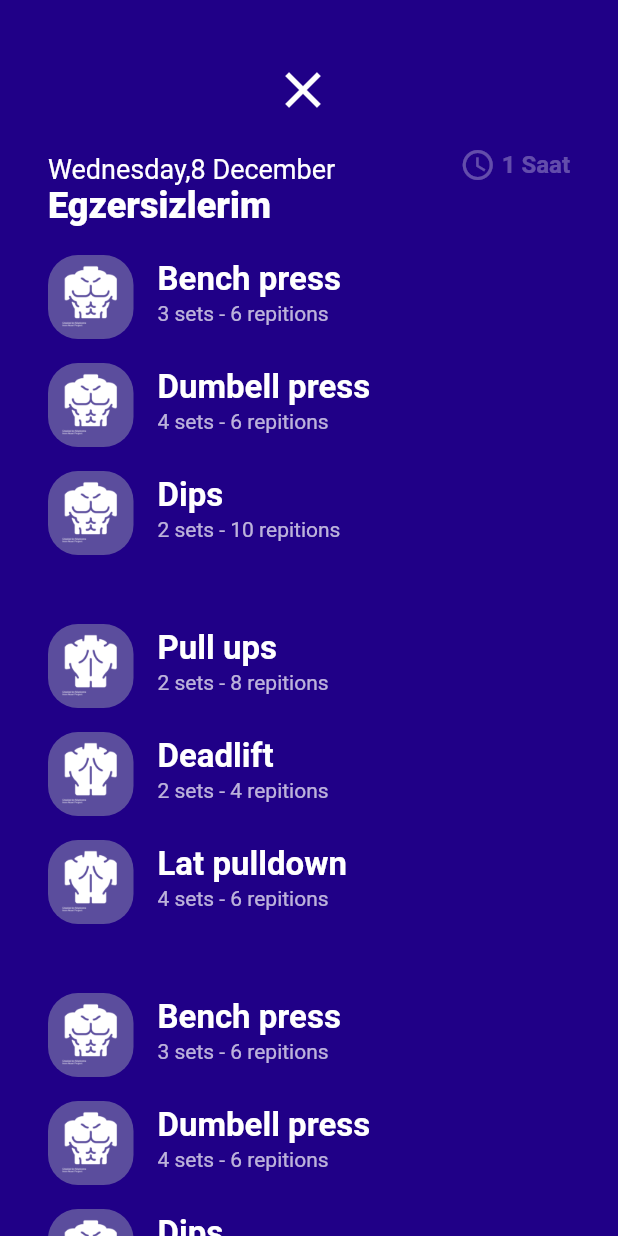
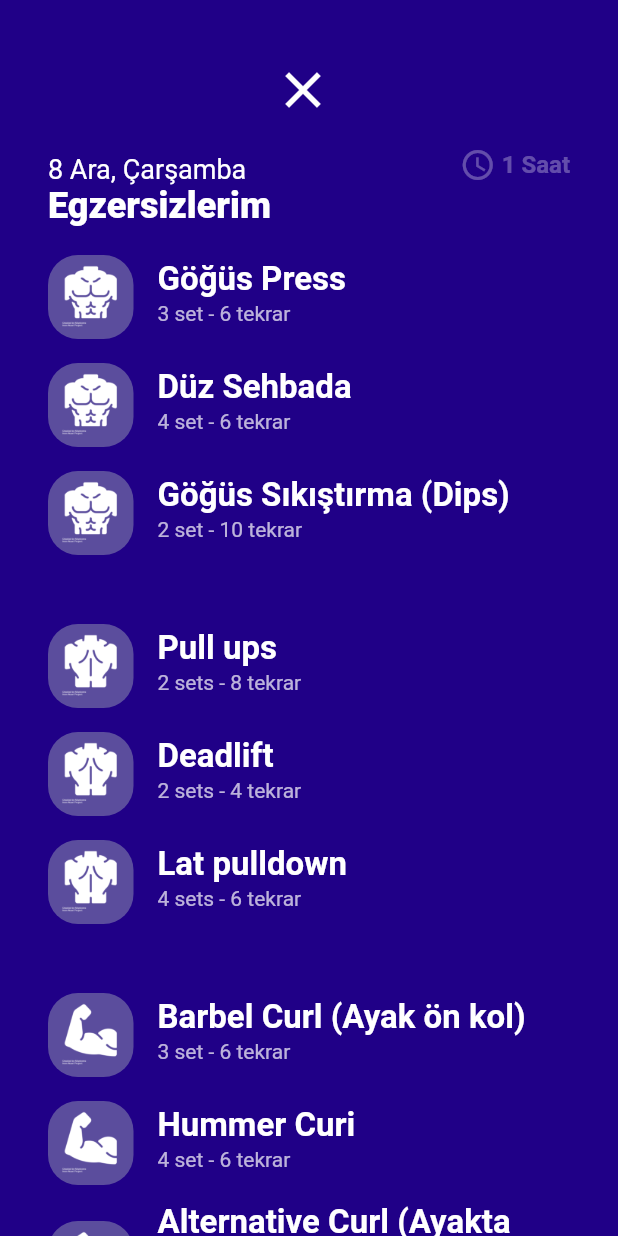
Before and after one commit to xwork1/spor_salonu, a Flutter app: the HomeScreen screen opened by its route, after a tap on "EGZERSİZLERİM", on a phone screen of 412 x 824 dp. Run offline on Flutter 3.47's test engine with Material 2 defaults, Android fonts, the light colour scheme and no system bars; our stand-ins replace pedometer, percent_indicator, salomon_bottom_bar.

Commit message:
yeni_update

```diff
--- a/spor_salonu/lib/bodylist/body_item.dart
+++ /dev/null
@@ -1,131 +0,0 @@
-import 'package:flutter/material.dart';
-import 'package:intl/date_symbol_data_local.dart';
-import 'package:spor_salonu/data/strings.dart';
-import 'package:spor_salonu/model/egzersiz.dart';
-import 'package:spor_salonu/view/training_list.dart';
-import 'package:spor_salonu/view/profile_page.dart';
-class FirstPage extends StatefulWidget {
-  const FirstPage({Key? key}) : super(key: key);
-  @override
-  State<FirstPage> createState() => _FirstPageState();
-}
-
-List<dynamic> datalist = [
-  ['Göğüs', 'gogus.png', 'Pazartesi'],
-  ['Omuz', 'omuz.png', 'Salı'],
-  ['Sırt-Kanat', 'sirt.png', 'Çarşamba'],
-  ['Üst (önkol)', 'biceps.png', 'Perşembe'],
-  ['Bacak', 'bacak.png', 'Cuma'],
-  ['ABS', 'karin.png', 'Cumartesi'],
-];
-
-class _FirstPageState extends State<FirstPage> {
-  @override
-  Widget build(BuildContext context) {
-    final today = DateTime.now();
-    final height = MediaQuery.of(context).size.height;
-    initializeDateFormatting('tr_TR');
-    // ignore: unused_local_variable
-    var myTextStyle = Theme.of(context).textTheme;
-    // ignore: unused_local_variable
-    Size size = MediaQuery.of(context).size;
-    return SafeArea(
-      child: Scaffold(
-        backgroundColor: const Color(0xff0E1117),
-        body: CustomScrollView(
-          slivers: [
-
-            SliverFillRemaining(
-              child: Container(
-                padding: const EdgeInsets.only(bottom: 350,left: 20, right: 20, top: 30),
-                child: Column(
-                  children: [
-                    const SizedBox(
-                      height: 20,
-                    ),
-                    Expanded(
-                      child: GestureDetector(
-                        onTap: () {
-                          Navigator.of(context).push(
-                            MaterialPageRoute(
-                              builder: (context) => const WorkoutScreen(),
-                            ),
-                          );
-                        },
-                        child: Container(
-                          margin: const EdgeInsets.only(
-                              bottom: 5, left: 32, right: 32),
-                          decoration: const BoxDecoration(
-                            borderRadius: BorderRadius.all(Radius.circular(30)),
-                            gradient: LinearGradient(colors: [
-                              Color(0xff161B22),
-                              Color(0xff161B22),
-                            ]),
-                          ),
-                          child: Column(
-                            children: <Widget>[
-                              const SizedBox(height: 20),
-                              const Text(
-                                "EGZERSİZLERİM",
-                                style: TextStyle(
-                                    color: Colors.white, fontSize: 20),
-                              ),
-                              Expanded(
-                                child: Row(
-                                  children: <Widget>[
-                                    Container(
-                                      decoration: const BoxDecoration(
-                                          color: Color(0xFF5B4D9D),
-                                          borderRadius: BorderRadius.all(
-                                              Radius.circular(25))),
-                                      padding: const EdgeInsets.all(5),
-                                      child: Image.asset("images/chest.png",
-                                          width: 50,
-                                          height: 50,
-                                          color: Colors.white),
-                                    ),
-                                    const SizedBox(
-                                      width: 10,
-                                    ),
-                                    Container(
-                                      decoration: const BoxDecoration(
-                                          color: Color(0xFF5B4D9D),
-                                          borderRadius: BorderRadius.all(
-                                              Radius.circular(25))),
-                                      padding: const EdgeInsets.all(5),
-                                      child: Image.asset("images/back.png",
-                                          color: Colors.white,
-                                          width: 50,
-                                          height: 50),
-                                    ),
-                                    const SizedBox(width: 10),
-                                    Container(
-                                      decoration: const BoxDecoration(
-                                          color: Color(0xFF5B4D9D),
-                                          borderRadius: BorderRadius.all(
-                                              Radius.circular(25))),
-                                      padding: const EdgeInsets.all(5),
-                                      child: Image.asset("images/bicepss.png",
-                                          color: Colors.white,
-                                          width: 50,
-                                          height: 50),
-                                    ),
-                                    const SizedBox(width: 10),
-                                  ],
-                                ),
-                              ),
-                            ],
-                          ),
-                        ),
-                      ),
-                    ),
-                  ],
-                ),
-              ),
-            )
-          ],
-        ),
-      ),
-    );
-  }
-}
--- a/spor_salonu/lib/model/work_out.dart
+++ b/spor_salonu/lib/model/work_out.dart
@@ -8,69 +8,69 @@
   [
     UpperBodyWorkout(
       imagePath: "images/chest.png",
-      name: "Bench press",
-      instruction: "3 sets - 6 repitions",
+      name: "Göğüs Press",
+      instruction: "3 set - 6 tekrar",
     ),
     UpperBodyWorkout(
       imagePath: "images/chest.png",
-      name: "Dumbell press",
-      instruction: "4 sets - 6 repitions",
+      name: "Düz Sehbada",
+      instruction: "4 set - 6 tekrar",
     ),
     UpperBodyWorkout(
       imagePath: "images/chest.png",
-      name: "Dips",
-      instruction: "2 sets - 10 repitions",
+      name: "Göğüs Sıkıştırma (Dips)",
+      instruction: "2 set - 10 tekrar",
     ),
   ],
   [
     UpperBodyWorkout(
       imagePath: "images/back.png",
       name: "Pull ups",
-      instruction: "2 sets - 8 repitions",
+      instruction: "2 sets - 8 tekrar",
     ),
     UpperBodyWorkout(
       imagePath: "images/back.png",
       name: "Deadlift",
-      instruction: "2 sets - 4 repitions",
+      instruction: "2 sets - 4 tekrar",
     ),
     UpperBodyWorkout(
       imagePath: "images/back.png",
       name: "Lat pulldown",
-      instruction: "4 sets - 6 repitions",
+      instruction: "4 sets - 6 tekrar",
     ),
   ],
   [
     UpperBodyWorkout(
-      imagePath: "images/chest.png",
-      name: "Bench press",
-      instruction: "3 sets - 6 repitions",
+      imagePath: "images/bicepss.png",
+      name: "Barbel Curl (Ayak ön kol)",
+      instruction: "3 set - 6 tekrar",
     ),
     UpperBodyWorkout(
-      imagePath: "images/chest.png",
-      name: "Dumbell press",
-      instruction: "4 sets - 6 repitions",
+      imagePath: "images/bicepss.png",
+      name: "Hummer Curi",
+      instruction: "4 set - 6 tekrar",
     ),
     UpperBodyWorkout(
-      imagePath: "images/chest.png",
-      name: "Dips",
-      instruction: "2 sets - 10 repitions",
+      imagePath: "images/bicepss.png",
+      name: "Alternative Curl (Ayakta Tek Tek)",
+      instruction: "2 set - 10 tekrar",
     ),
   ],
   [
     UpperBodyWorkout(
       imagePath: "images/back.png",
       name: "Pull ups",
-      instruction: "2 sets - 8 repitions",
+      instruction: "2 set - 8 tekrar",
     ),
     UpperBodyWorkout(
       imagePath: "images/back.png",
       name: "Deadlift",
-      instruction: "2 sets - 4 repitions",
+      instruction: "2 set - 4 tekrar",
     ),
     UpperBodyWorkout(
       imagePath: "images/back.png",
       name: "Lat pulldown",
-      instruction: "4 sets - 6 repitions",
+      instruction: "4 set - 6 tekrar",
     ),
   ],
 ];
--- a/spor_salonu/lib/nav_bar.dart
+++ b/spor_salonu/lib/nav_bar.dart
@@ -1,23 +1,25 @@
 import 'package:flutter/material.dart';
-import 'package:spor_salonu/bodylist/body_item.dart';
-import 'package:spor_salonu/view/profile_page.dart';
+import 'package:spor_salonu/screen/home_screen.dart';
+import 'package:spor_salonu/screen/profile_page.dart';
 import 'package:salomon_bottom_bar/salomon_bottom_bar.dart';
-import 'package:spor_salonu/view/test.dart';
-import 'package:spor_salonu/view/training_list.dart';
+import 'package:spor_salonu/test/test.dart';
+import 'package:spor_salonu/test/testprofpage.dart';
+import 'package:spor_salonu/screen/work_out.dart';
 
 class HomeScreen extends StatefulWidget {
-  const HomeScreen({ Key? key }) : super(key: key);
+  const HomeScreen({Key? key}) : super(key: key);
 
   @override
   _HomeScreenState createState() => _HomeScreenState();
 }
+
 class _HomeScreenState extends State<HomeScreen> {
   int _pageIndex = 0;
-  List<Widget> pageList = <Widget> [
+  List<Widget> pageList = <Widget>[
     const FirstPage(),
     const WorkoutScreen(),
-    const Test(),
-    const ProfilPage(),
+    const Pedometre(),
+    const ProfileScreen(),
   ];
 
   @override
@@ -25,13 +27,13 @@
     return SafeArea(
       child: Scaffold(
         body: pageList[_pageIndex],
-        backgroundColor: Colors.blueGrey,
+        backgroundColor: Colors.white,
         bottomNavigationBar: SalomonBottomBar(
-
           currentIndex: _pageIndex,
-        selectedItemColor: Colors.white,
+          selectedItemColor: Colors.black,
           unselectedItemColor: Colors.black,
-        margin: const EdgeInsets.only(bottom: 5, top: 10, right: 20, left: 20),
+          margin:
+              const EdgeInsets.only(bottom: 5, top: 10, right: 20, left: 20),
           onTap: (index) {
             setState(() {
               _pageIndex = index;
@@ -41,24 +43,21 @@
             SalomonBottomBarItem(
               icon: const Icon(Icons.home),
               title: const Text("Anasayfa"),
-            selectedColor: Colors.redAccent
             ),
             SalomonBottomBarItem(
               icon: const Icon(Icons.explore_outlined),
               title: const Text("Egzersiz"),
-            selectedColor: Colors.redAccent
             ),
             SalomonBottomBarItem(
               icon: const Icon(Icons.data_usage),
               title: const Text("İstatistik"),
-            selectedColor: Colors.redAccent
             ),
             SalomonBottomBarItem(
               icon: const Icon(Icons.person),
               title: const Text("Profil"),
-            selectedColor: Colors.redAccent
             )
-        ],),
+          ],
+        ),
       ),
     );
   }
--- a/spor_salonu/lib/route_genarator.dart
+++ b/spor_salonu/lib/route_genarator.dart
@@ -1,6 +1,6 @@
 import 'package:flutter/material.dart';
 import 'package:spor_salonu/nav_bar.dart';
-import 'package:spor_salonu/view/loginscreen.dart';
+import 'package:spor_salonu/screen/loginscreen.dart';
 
 class RouteGenarator {
   static Route<dynamic>? routeGenarator(RouteSettings settings) {
--- /dev/null
+++ b/spor_salonu/lib/screen/home_screen.dart
@@ -0,0 +1,133 @@
+import 'package:flutter/material.dart';
+import 'package:intl/date_symbol_data_local.dart';
+import 'package:spor_salonu/screen/profile_page.dart';
+import 'package:spor_salonu/screen/work_out.dart';
+
+class FirstPage extends StatefulWidget {
+  const FirstPage({Key? key}) : super(key: key);
+  @override
+  State<FirstPage> createState() => _FirstPageState();
+}
+
+class _FirstPageState extends State<FirstPage> {
+  @override
+  Widget build(BuildContext context) {
+    // ignore: unused_local_variable
+    final today = DateTime.now();
+    // ignore: unused_local_variable
+    final height = MediaQuery.of(context).size.height;
+    initializeDateFormatting('tr_TR');
+    // ignore: unused_local_variable
+    var myTextStyle = Theme.of(context).textTheme;
+    // ignore: unused_local_variable
+    Size size = MediaQuery.of(context).size;
+    return Scaffold(
+      backgroundColor: const Color(0xFFE9E9E9),
+      body: Stack(
+        children: <Widget>[
+          Positioned(
+              top: 0,
+              height: height * 0.45,
+              left: 0,
+              right: 0,
+              child: getProfiles(
+                today: today,
+              )),
+          Positioned(
+              top: 300,
+              height: height * 0.20,
+              left: 0,
+              right: 0,
+              child: Container(
+
+              )),
+          Container(
+            padding: const EdgeInsets.only(left: 0, right: 0, top: 400),
+            child: Column(
+              children: [
+                const SizedBox(
+                  height: 20,
+                ),
+                Expanded(
+                  child: GestureDetector(
+                    onTap: () {
+                      Navigator.of(context).push(
+                        MaterialPageRoute(
+                          builder: (context) => const WorkoutScreen(),
+                        ),
+                      );
+                    },
+                    child: Container(
+                      margin:
+                          const EdgeInsets.only(bottom: 5, left: 32, right: 32),
+                      decoration: const BoxDecoration(
+                        borderRadius: BorderRadius.all(Radius.circular(30)),
+                        gradient: LinearGradient(colors: [
+                          Color(0xFF200087),
+                          Color(0xFF200087),
+                        ]),
+                      ),
+                      child: Column(
+                        children: <Widget>[
+                          const SizedBox(height: 20),
+                          const Text(
+                            "EGZERSİZLERİM",
+                            style: TextStyle(color: Colors.white, fontSize: 20),
+                          ),
+                          Expanded(
+                            child: Row(
+                              children: <Widget>[
+                                Container(
+                                  decoration: const BoxDecoration(
+                                      color: Color(0xFF5B4D9D),
+                                      borderRadius: BorderRadius.all(
+                                          Radius.circular(25))),
+                                  padding: const EdgeInsets.all(5),
+                                  child: Image.asset("images/chest.png",
+                                      width: 50,
+                                      height: 50,
+                                      color: Colors.white),
+                                ),
+                                const SizedBox(
+                                  width: 10,
+                                ),
+                                Container(
+                                  decoration: const BoxDecoration(
+                                      color: Color(0xFF5B4D9D),
+                                      borderRadius: BorderRadius.all(
+                                          Radius.circular(25))),
+                                  padding: const EdgeInsets.all(5),
+                                  child: Image.asset("images/back.png",
+                                      color: Colors.white,
+                                      width: 50,
+                                      height: 50),
+                                ),
+                                const SizedBox(width: 10),
+                                Container(
+                                  decoration: const BoxDecoration(
+                                      color: Color(0xFF5B4D9D),
+                                      borderRadius: BorderRadius.all(
+                                          Radius.circular(25))),
+                                  padding: const EdgeInsets.all(5),
+                                  child: Image.asset("images/bicepss.png",
+                                      color: Colors.white,
+                                      width: 50,
+                                      height: 50),
+                                ),
+                                const SizedBox(width: 10),
+                              ],
+                            ),
+                          ),
+                        ],
+                      ),
+                    ),
+                  ),
+                ),
+              ],
+            ),
+          ),
+        ],
+      ),
+    );
+  }
+}
--- a/spor_salonu/lib/view/loginscreen.dart
+++ b/spor_salonu/lib/screen/loginscreen.dart
@@ -1,5 +1,5 @@
 import 'package:flutter/material.dart';
-import 'package:spor_salonu/view/register.dart';
+import 'package:spor_salonu/screen/register.dart';
 
 class LoginPage extends StatefulWidget {
   const LoginPage({Key? key}) : super(key: key);
--- /dev/null
+++ b/spor_salonu/lib/screen/profile_page.dart
@@ -0,0 +1,248 @@
+import 'package:flutter/material.dart';
+import 'package:intl/intl.dart';
+import 'package:pedometer/pedometer.dart';
+import 'package:percent_indicator/circular_percent_indicator.dart';
+import 'package:percent_indicator/linear_percent_indicator.dart';
+import 'package:vector_math/vector_math_64.dart' as math;
+
+class ProfilPage extends StatefulWidget {
+  const ProfilPage({Key? key}) : super(key: key);
+
+  @override
+  State<ProfilPage> createState() => _ProfilPageState();
+}
+
+class _ProfilPageState extends State<ProfilPage> {
+  @override
+  Widget build(BuildContext context) {
+    final height = MediaQuery.of(context).size.height;
+    final width = MediaQuery.of(context).size.width;
+    final today = DateTime.now();
+    return Scaffold(
+      backgroundColor: const Color(0xFFE9E9E9),
+      body: Stack(
+        children: <Widget>[
+          Positioned(
+            top: 0,
+            height: height * 0.45,
+            left: 0,
+            right: 0,
+            child: getProfiles(today: today),
+          ),
+        ],
+      ),
+    );
+  }
+}
+
+// ignore: camel_case_types
+class getProfiles extends StatefulWidget {
+  const getProfiles({Key? key, required this.today}) : super(key: key);
+
+  final DateTime today;
+
+  @override
+  State<getProfiles> createState() => _getProfilesState();
+
+}
+
+class _getProfilesState extends State<getProfiles> {
+
+  @override
+  Widget build(BuildContext context) {
+
+    final width = MediaQuery.of(context).size.width;
+    return ClipRRect(
+      borderRadius: const BorderRadius.vertical(
+        bottom: Radius.circular(40),
+      ),
+      child: Container(
+        color: Colors.white,
+        padding:
+            const EdgeInsets.only(top: 50, left: 32, right: 16, bottom: 10),
+        child: Column(
+          children: <Widget>[
+            ListTile(
+              title: const Text(
+                "Merhaba, Users",
+                style: TextStyle(
+                  color: Colors.black,
+                  fontWeight: FontWeight.w800,
+                  fontSize: 26,
+                ),
+              ),
+              subtitle: Text(
+                "${DateFormat.MMMd('tr_TR').format(widget.today)}, ${DateFormat.EEEE('tr_TR').format(widget.today)}",
+                style: const TextStyle(color: Colors.black),
+              ),
+              trailing: const Icon(
+                Icons.person,
+                size: 60,
+                color: Colors.black,
+              ), //image eklersen consttan çıkar
+            ),
+            const SizedBox(
+              height: 10,
+            ),
+            Row(
+              children: <Widget>[
+                _RadialProgress(
+                  width: width * 0.4,
+                  height: width * 0.4,
+                  progress: 0.7,
+                ),
+                const SizedBox(
+                  width: 10,
+                ),
+                Column(
+                  mainAxisAlignment: MainAxisAlignment.spaceBetween,
+                  mainAxisSize: MainAxisSize.max,
+                  crossAxisAlignment: CrossAxisAlignment.start,
+                  children: <Widget>[
+                    _IngredientProgress(
+                      ingredient: "KCal",
+                      progress: 0.3,
+                      leftAmount: 72,
+                      width: width * 0.28,
+                      progressColor: Colors.green,
+                    ),
+                    const SizedBox(
+                      height: 10,
+                    ),
+                    _IngredientProgress(
+                      ingredient: "Km",
+                      progress: 0.2,
+                      leftAmount: 252,
+                      width: width * 0.28,
+                      progressColor: Colors.red,
+                    ),
+                    const SizedBox(
+                      height: 10,
+                    ),
+                    _IngredientProgress(
+                      ingredient: "Steps",
+                      progress: 0.5,
+                      leftAmount: 61,
+                      width: width * 0.28,
+                      progressColor: Colors.yellow,
+                    ),
+                  ],
+                )
+              ],
+            ),
+          ],
+        ),
+      ),
+    );
+  }
+}
+
+class _IngredientProgress extends StatelessWidget {
+  final String ingredient;
+  final int leftAmount;
+  final double progress, width;
+  final Color progressColor;
+  const _IngredientProgress({
+    Key? key,
+    required this.ingredient,
+    required this.leftAmount,
+    required this.progress,
+    required this.width,
+    required this.progressColor,
+  }) : super(key: key);
+
+  @override
+  Widget build(BuildContext context) {
+    return Column(
+      crossAxisAlignment: CrossAxisAlignment.start,
+      children: <Widget>[
+        Text(ingredient.toUpperCase(),
+              style: const TextStyle(
+                fontSize: 14,
+                fontWeight: FontWeight.w700,
+              )),
+        LinearPercentIndicator(
+          width: width,
+          lineHeight: 10.0,
+          percent: 1 * progress,
+          trailing: Text("$leftAmount"),
+          linearStrokeCap: LinearStrokeCap.roundAll,
+          backgroundColor: Colors.black12,
+          progressColor: progressColor,
+        ),
+      ],
+    );
+  }
+}
+
+class _RadialProgress extends StatefulWidget {
+  final double height, width, progress;
+
+  const _RadialProgress(
+      {Key? key,
+      required this.height,
+      required this.width,
+      required this.progress})
+      : super(key: key);
+
+  @override
+  State<_RadialProgress> createState() => _RadialProgressState();
+}
+
+class _RadialProgressState extends State<_RadialProgress> {
+  late Stream<StepCount> _stepCountStream;
+
+  String _steps = '?';
+
+  @override
+  void initState() {
+    super.initState();
+    initPlatformState();
+  }
+
+  void onStepCount(StepCount event) {
+    // ignore: avoid_print
+    print(event);
+    setState(() {
+      _steps = event.steps.toString();
+    });
+  }
+
+  void onStepCountError(error) {
+    // ignore: avoid_print
+    print('onStepCountError: $error');
+    setState(() {
+      _steps = 'inaktif';
+    });
+  }
+
+  void initPlatformState() {
+    _stepCountStream = Pedometer.stepCountStream;
+    _stepCountStream.listen(onStepCount).onError(onStepCountError);
+
+    if (!mounted) return;
+  }
+
+  @override
+  Widget build(BuildContext context) {
+    return Column(
+        children: <Widget>[
+          CircularPercentIndicator(
+            radius: 150.0,
+            animation: true,
+            animationDuration: 1200,
+            lineWidth: 10.0,
+            percent: 0.2,
+            center: Text(
+              _steps,
+              style:
+                  const TextStyle(fontWeight: FontWeight.bold, fontSize: 20.0),
+            ),
+            circularStrokeCap: CircularStrokeCap.square,
+            backgroundColor: const Color(0xFF200087),
+            progressColor: Colors.grey.shade300,
+          ),
+        ],
+      );
+  }
+}
--- a/spor_salonu/lib/view/training_list.dart
+++ b/spor_salonu/lib/screen/work_out.dart
@@ -35,7 +35,7 @@
               ),
               ListTile(
                 title: Text(
-                  "${DateFormat("EEEE").format(today)},${DateFormat("d MMMM").format(today)} ",
+                  "${DateFormat.MMMd('tr_TR').format(today)}, ${DateFormat.EEEE('tr_TR').format(today)}",
                   style: const TextStyle(
                     fontWeight: FontWeight.w400,
                     fontSize: 18,
```
Also changed, not shown: spor_salonu/lib/data/strings.dart (deleted, +0 -28 lines), spor_salonu/lib/model/egzersiz.dart (deleted, +0 -9 lines), spor_salonu/lib/view/profile_page.dart (deleted, +0 -51 lines), spor_salonu/lib/view/test.dart (deleted, +0 -12 lines), spor_salonu/pubspec.yaml (+6 -3 lines), spor_salonu/lib/screen/register.dart (renamed from spor_salonu/lib/view/register.dart), spor_salonu/pubspec.lock, 4 other files. Lines whose indentation alone changed are shown as unchanged.
